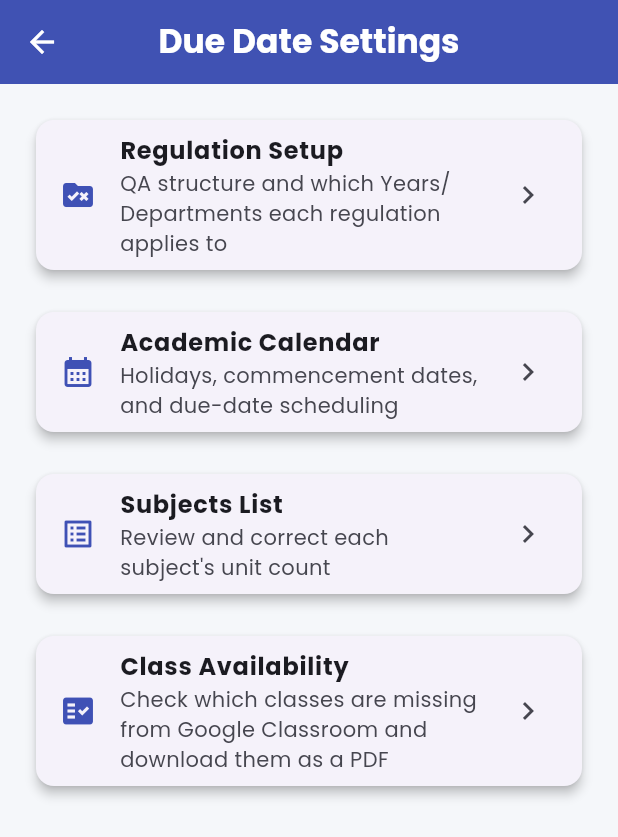
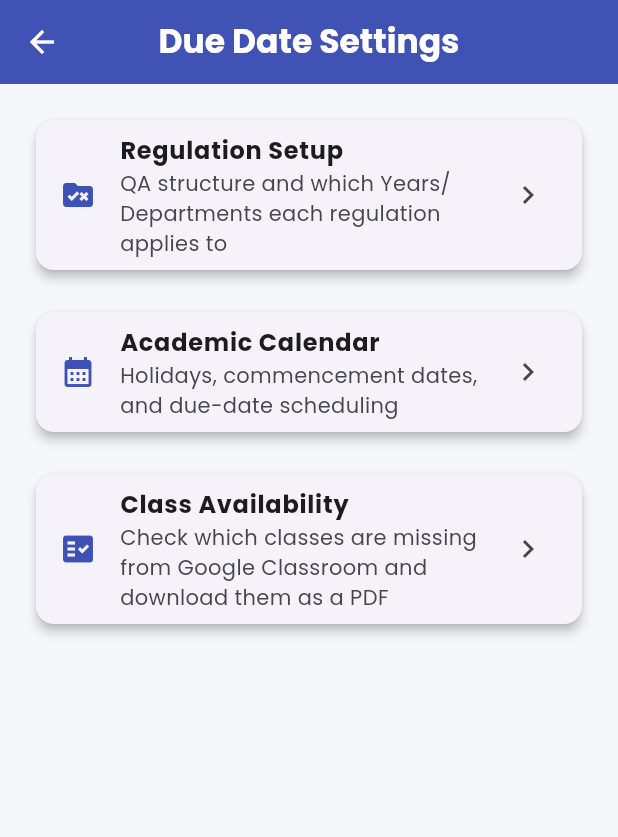
Before and after one commit to InzeeraZakariah/ACEW-Google-Classroom-Tracker-Updated, a Flutter app: the DeanSettingsScreen screen opened directly, on a phone screen of 412 x 824 dp. Shown: the top 837 px of the screen. Run offline on Flutter 3.47's test engine with Material 3 defaults, Android fonts, the phone set to English and light mode, and no system bars; our stand-ins replace data_table_2, flutter_spinkit, google_fonts; missing offline and left inert: file_saver; network calls fail.

Commit message:
Refactor DeanSettingsScreen layout and imports

```diff
--- a/frontend/lib/screens/dean_settings_screen.dart
+++ b/frontend/lib/screens/dean_settings_screen.dart
@@ -1,7 +1,6 @@
 import 'package:flutter/material.dart';
 import 'regulation_screen.dart';
 import 'academic_calendar_screen.dart';
-import 'subject_list_screen.dart';
 import 'class_availability_screen.dart';
 
 // If your app already has a settings screen somewhere, add these
@@ -33,15 +32,7 @@ class DeanSettingsScreen extends StatelessWidget {
             builder: (_) => const AcademicCalendarScreen(),
           ),
           const SizedBox(height: 12),
-          _tile(
-            context,
-            icon: Icons.list_alt,
-            title: "Subjects List",
-            subtitle: "Review and correct each subject's unit count",
-            builder: (_) => const SubjectsListScreen(),
-          ),
-          const SizedBox(height: 12),
-          _tile(
+            _tile(
             context,
             icon: Icons.fact_check,
             title: "Class Availability",
```
